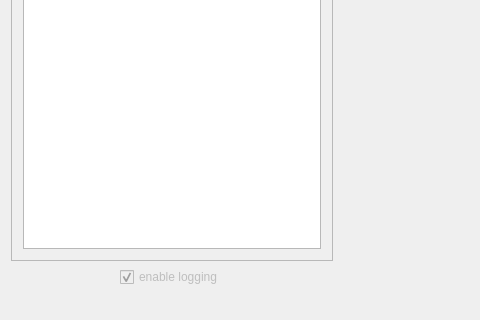
First picture: the form in mainwindow.ui, repository RPudashkin/VkKillerServer, before the edit; both pictures show x 0 to 480 and y 314 to 634 of the 712 by 634 pixel window.
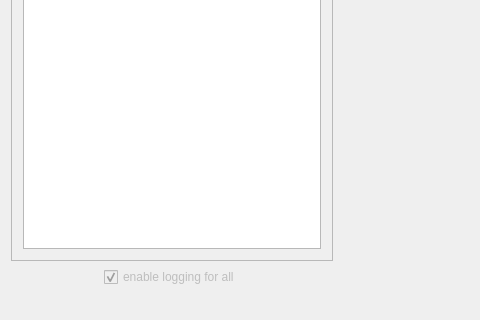
Second picture: the form after the edit.

```diff
--- a/mainwindow.ui
+++ b/mainwindow.ui
@@ -99,7 +99,7 @@
              <bool>false</bool>
             </property>
             <property name="text">
-             <string>enable logging</string>
+             <string>enable logging for all</string>
             </property>
             <property name="checked">
              <bool>true</bool>
```
